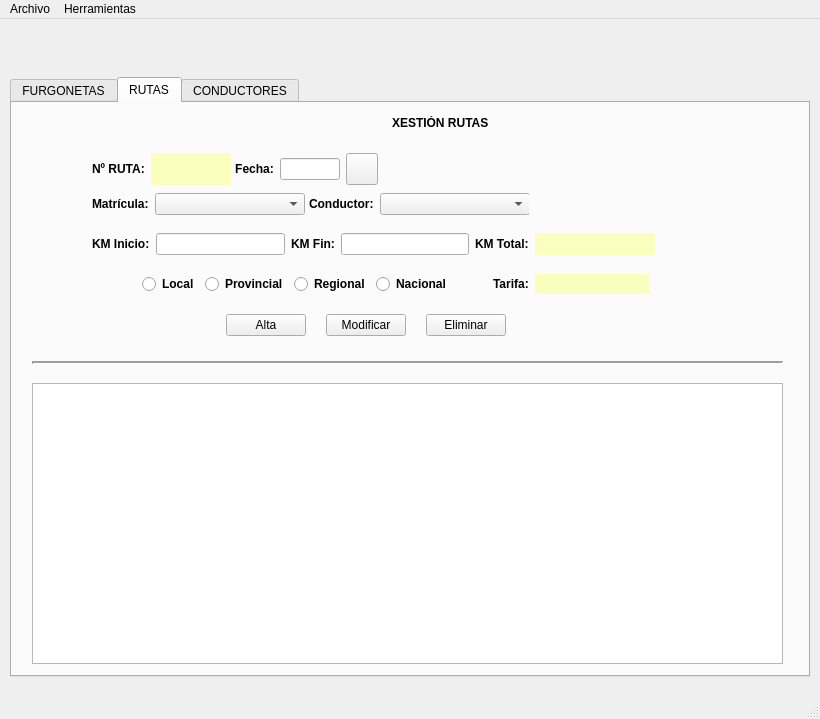
This is ventana.ui in XoanCarlos/PROXECTORECUPERA as Qt 5 draws it before an edit. The edited form follows.
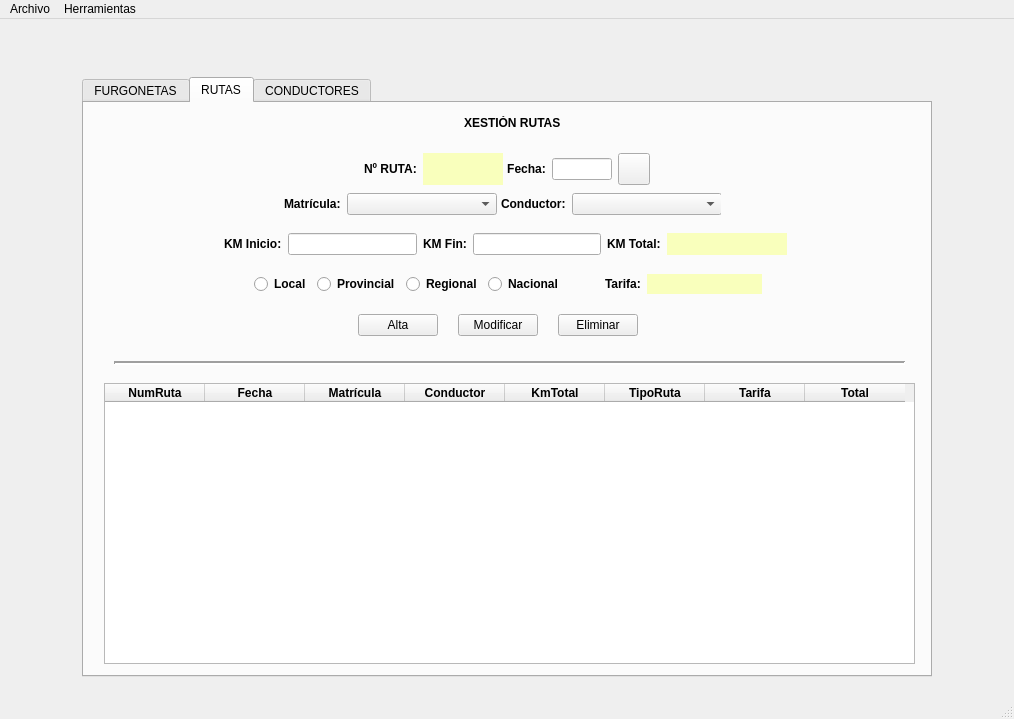
This is the edited form. The open tabs and pages were chosen to show the change. Icons and pictures are not drawn.

```diff
--- a/ventana.ui
+++ b/ventana.ui
@@ -6,7 +6,7 @@
    <rect>
     <x>0</x>
     <y>0</y>
-    <width>820</width>
+    <width>1014</width>
     <height>719</height>
    </rect>
   </property>
@@ -49,7 +49,7 @@
         </property>
         <property name="maximumSize">
          <size>
-          <width>800</width>
+          <width>850</width>
           <height>600</height>
          </size>
         </property>
@@ -357,9 +357,9 @@
          <widget class="Line" name="line_3">
           <property name="geometry">
            <rect>
-            <x>20</x>
+            <x>30</x>
             <y>250</y>
-            <width>751</width>
+            <width>791</width>
             <height>21</height>
            </rect>
           </property>
@@ -382,15 +382,106 @@
            <rect>
             <x>20</x>
             <y>280</y>
-            <width>751</width>
+            <width>811</width>
             <height>281</height>
            </rect>
           </property>
+          <property name="sizeAdjustPolicy">
+           <enum>QAbstractScrollArea::AdjustToContents</enum>
+          </property>
+          <column>
+           <property name="text">
+            <string>NumRuta</string>
+           </property>
+           <property name="font">
+            <font>
+             <weight>75</weight>
+             <bold>true</bold>
+            </font>
+           </property>
+          </column>
+          <column>
+           <property name="text">
+            <string>Fecha</string>
+           </property>
+           <property name="font">
+            <font>
+             <weight>75</weight>
+             <bold>true</bold>
+            </font>
+           </property>
+          </column>
+          <column>
+           <property name="text">
+            <string>Matrícula</string>
+           </property>
+           <property name="font">
+            <font>
+             <weight>75</weight>
+             <bold>true</bold>
+            </font>
+           </property>
+          </column>
+          <column>
+           <property name="text">
+            <string>Conductor</string>
+           </property>
+           <property name="font">
+            <font>
+             <weight>75</weight>
+             <bold>true</bold>
+            </font>
+           </property>
+          </column>
+          <column>
+           <property name="text">
+            <string>KmTotal</string>
+           </property>
+           <property name="font">
+            <font>
+             <weight>75</weight>
+             <bold>true</bold>
+            </font>
+           </property>
+          </column>
+          <column>
+           <property name="text">
+            <string>TipoRuta</string>
+           </property>
+           <property name="font">
+            <font>
+             <weight>75</weight>
+             <bold>true</bold>
+            </font>
+           </property>
+          </column>
+          <column>
+           <property name="text">
+            <string>Tarifa</string>
+           </property>
+           <property name="font">
+            <font>
+             <weight>75</weight>
+             <bold>true</bold>
+            </font>
+           </property>
+          </column>
+          <column>
+           <property name="text">
+            <string>Total</string>
+           </property>
+           <property name="font">
+            <font>
+             <weight>75</weight>
+             <bold>true</bold>
+            </font>
+           </property>
+          </column>
          </widget>
          <widget class="QWidget" name="layoutWidget">
           <property name="geometry">
            <rect>
-            <x>80</x>
+            <x>280</x>
             <y>40</y>
             <width>286</width>
             <height>52</height>
@@ -904,7 +995,7 @@
          <widget class="QWidget" name="layoutWidget">
           <property name="geometry">
            <rect>
-            <x>80</x>
+            <x>200</x>
             <y>90</y>
             <width>437</width>
             <height>22</height>
@@ -962,7 +1053,7 @@
          <widget class="QWidget" name="layoutWidget">
           <property name="geometry">
            <rect>
-            <x>80</x>
+            <x>140</x>
             <y>130</y>
             <width>563</width>
             <height>22</height>
@@ -1473,7 +1564,7 @@
          <widget class="QWidget" name="layoutWidget">
           <property name="geometry">
            <rect>
-            <x>130</x>
+            <x>170</x>
             <y>170</y>
             <width>508</width>
             <height>22</height>
@@ -2006,7 +2097,7 @@
          <widget class="QWidget" name="layoutWidget">
           <property name="geometry">
            <rect>
-            <x>200</x>
+            <x>260</x>
             <y>210</y>
             <width>311</width>
             <height>25</height>
@@ -2387,7 +2478,7 @@
     <rect>
      <x>0</x>
      <y>0</y>
-     <width>820</width>
+     <width>1014</width>
      <height>21</height>
     </rect>
    </property>
```
Left out of the diff: 8 changed lines with no effect on the pictures.
